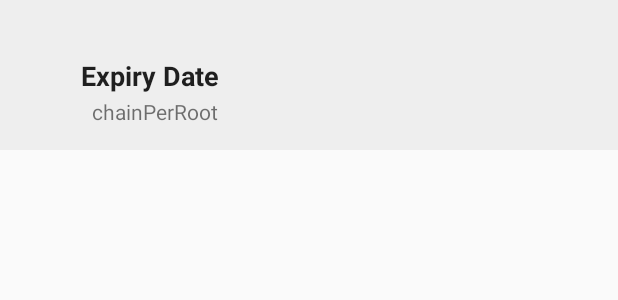
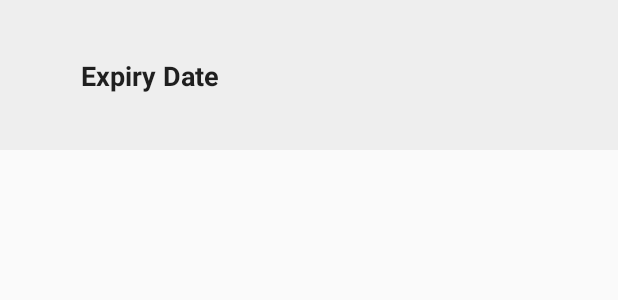
Before and after one commit to kingsframe/options-trader-android, an Android app: the layout expiration_date_item.xml on its own in the app's theme, with its tools: preview values and no code run, on a phone screen of 412 x 824 dp. Shown: the top 300 px of the screen. Run offline under Robolectric (Android 15) with nearby library versions, the phone set to English and light mode, and no system bars.

Commit message:
Revert "chainPerRoot added to activity"
This reverts commit 03bc8776a6b92fee2764c382804a237f5510ec6d.

```diff
--- a/app/src/main/java/ca/sog/SOG/DataClass/ExpirationDate.kt
+++ b/app/src/main/java/ca/sog/SOG/DataClass/ExpirationDate.kt
@@ -21,7 +21,7 @@ Sample JSON response
 		"description":   "BANK OF MONTREAL",
 		"listingExchange":   "MX",
 		"optionExerciseType":   "American",
-`		"chainPerRoot": [
+		"chainPerRoot": [
 		    {
 			"root":   "BMO",
 			"chainPerStrikePrice": [
@@ -44,7 +44,7 @@ Sample JSON response
 				],
 		       	"multiplier":   100
 		      }
-	       ]`
+	       ]
         }
      ]
 }
--- a/app/src/main/res/layout/expiration_date_item.xml
+++ b/app/src/main/res/layout/expiration_date_item.xml
@@ -23,15 +23,4 @@
         app:layout_constraintStart_toStartOf="parent"
         app:layout_constraintTop_toTopOf="parent" />
 
-    <TextView
-        android:id="@+id/chainPerRoot"
-        android:layout_width="wrap_content"
-        android:layout_height="wrap_content"
-        android:layout_marginBottom="16dp"
-        android:text="chainPerRoot"
-        app:layout_constraintBottom_toBottomOf="parent"
-        app:layout_constraintEnd_toEndOf="parent"
-        app:layout_constraintHorizontal_bias="0.187"
-        app:layout_constraintStart_toStartOf="parent" />
-
 </androidx.constraintlayout.widget.ConstraintLayout>
```
Also changed, not shown: app/src/main/java/ca/sog/SOG/Activities/OptionsSearchActivity.kt (+3 -11 lines), app/src/main/java/ca/sog/SOG/Adapters/ExpirationDateAdapter.kt (+11 -8 lines).
